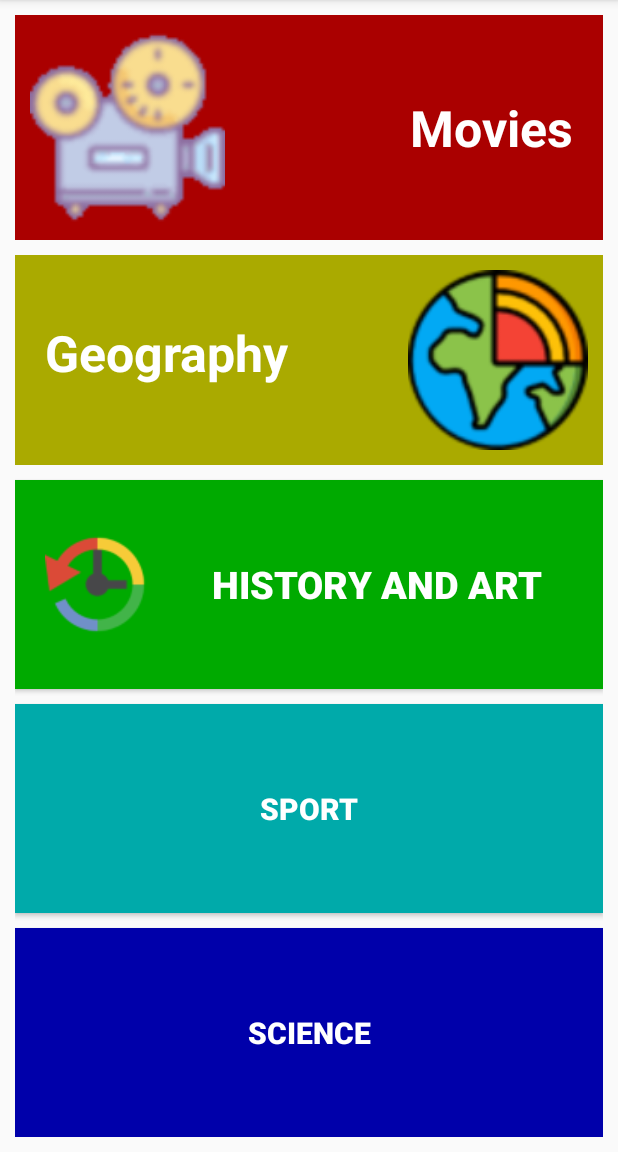
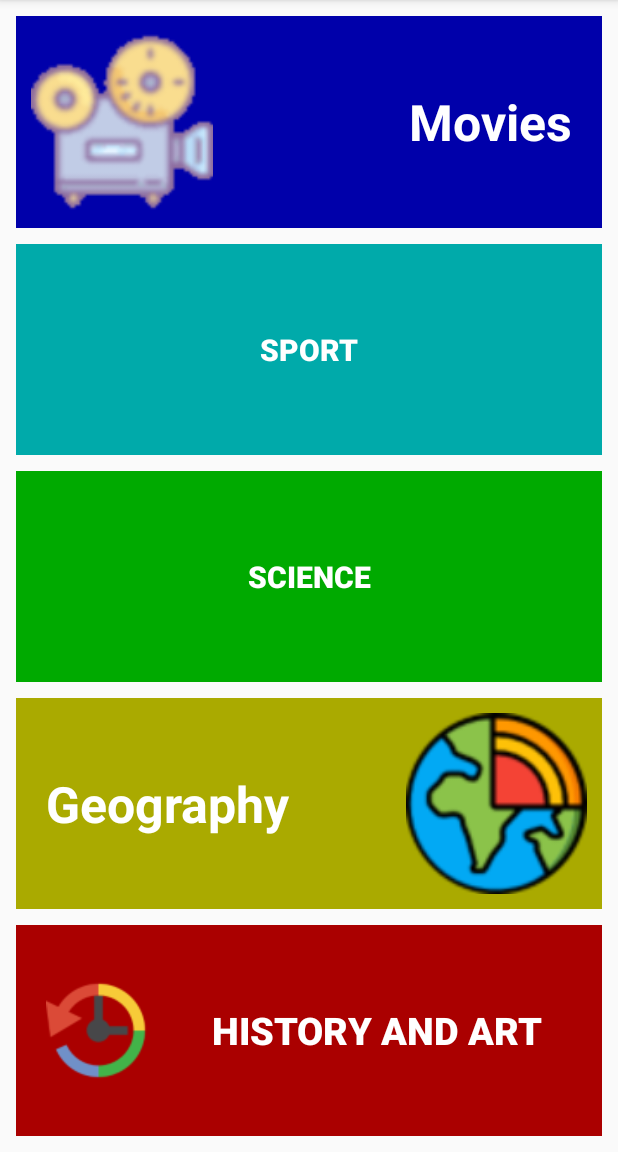
Before and after one commit to valental/AndroidQuiz, an Android app: the CategoryActivity screen opened directly, with no data from a screen before it, on a phone screen of 412 x 824 dp, the part 84-1236 px from its top. Run offline under Robolectric (Android 15) with nearby library versions, the phone set to English and light mode, and no system bars.

Commit message:
Added a land layout for CategoryActivity and refactored it's portrait layout.

```diff
--- /dev/null
+++ b/Quiz/app/src/main/res/layout-land/activity_category.xml
@@ -0,0 +1,150 @@
+<?xml version="1.0" encoding="utf-8"?>
+<LinearLayout xmlns:android="http://schemas.android.com/apk/res/android"
+    xmlns:app="http://schemas.android.com/apk/res-auto"
+    xmlns:tools="http://schemas.android.com/tools"
+    android:layout_width="match_parent"
+    android:layout_height="match_parent"
+    android:orientation="vertical"
+    tools:context=".CategoryActivity">
+
+    <LinearLayout
+        android:layout_width="match_parent"
+        android:layout_height="match_parent"
+        android:layout_margin="5dp"
+        android:orientation="vertical">
+
+        <LinearLayout
+            android:layout_width="match_parent"
+            android:layout_height="match_parent"
+            android:layout_weight="1"
+            android:orientation="horizontal">
+
+            <FrameLayout
+                android:layout_width="match_parent"
+                android:layout_height="match_parent"
+                android:layout_margin="5dp"
+                android:layout_weight="1">
+
+                <ImageButton
+                    android:id="@+id/filmButton"
+                    android:layout_width="fill_parent"
+                    android:layout_height="match_parent"
+                    android:layout_gravity="left"
+                    android:background="@color/moviesColor"
+                    android:onClick="FilmBtnClick"
+                    android:padding="10dp"
+                    android:scaleType="fitStart"
+                    android:src="@drawable/movies" />
+
+                <TextView
+                    android:layout_width="wrap_content"
+                    android:layout_height="wrap_content"
+                    android:layout_gravity="right|center"
+                    android:clickable="true"
+                    android:onClick="FilmBtnClick"
+                    android:paddingRight="20dp"
+                    android:text="@string/film"
+                    android:textAlignment="center"
+                    android:textColor="#FFF"
+                    android:textSize="33sp"
+                    android:textStyle="bold" />
+            </FrameLayout>
+
+            <FrameLayout
+                android:layout_width="match_parent"
+                android:layout_height="match_parent"
+                android:layout_margin="5dp"
+                android:layout_weight="1">
+
+                <Button
+                    android:id="@+id/sportButton"
+                    android:layout_width="match_parent"
+                    android:layout_height="match_parent"
+                    android:layout_gravity="center"
+                    android:background="@color/sportColor"
+                    android:onClick="SportBtnClick"
+                    android:text="@string/sport"
+                    android:textColor="#FFF"
+                    android:textSize="20sp"
+                    android:textStyle="bold" />
+            </FrameLayout>
+
+            <FrameLayout
+                android:layout_width="match_parent"
+                android:layout_height="match_parent"
+                android:layout_margin="5dp"
+                android:layout_weight="1">
+
+                <Button
+                    android:id="@+id/scienceButton"
+                    android:layout_width="match_parent"
+                    android:layout_height="match_parent"
+                    android:layout_gravity="center"
+                    android:background="@color/scienceColor"
+                    android:onClick="ScienceBtnClick"
+                    android:text="@string/science"
+                    android:textColor="#FFF"
+                    android:textSize="20sp"
+                    android:textStyle="bold" />
+            </FrameLayout>
+
+        </LinearLayout>
+
+        <LinearLayout
+            android:layout_width="match_parent"
+            android:layout_height="match_parent"
+            android:layout_weight="1"
+            android:orientation="horizontal">
+
+            <FrameLayout
+                android:layout_width="match_parent"
+                android:layout_height="match_parent"
+                android:layout_margin="5dp"
+                android:layout_weight="1">
+
+                <ImageButton
+                    android:id="@+id/geographyButton"
+                    android:layout_width="fill_parent"
+                    android:layout_height="match_parent"
+                    android:background="@color/geographyColor"
+                    android:onClick="GeographyBtnClick"
+                    android:padding="10dp"
+                    android:scaleType="fitEnd"
+                    android:src="@drawable/geography" />
+
+                <TextView
+                    android:layout_width="wrap_content"
+                    android:layout_height="wrap_content"
+                    android:layout_gravity="left|right|center"
+                    android:clickable="true"
+                    android:onClick="GeographyBtnClick"
+                    android:paddingLeft="20dp"
+                    android:text="@string/geography"
+                    android:textColor="#FFF"
+                    android:textSize="33sp"
+                    android:textStyle="bold" />
+            </FrameLayout>
+
+            <FrameLayout
+                android:layout_width="match_parent"
+                android:layout_height="match_parent"
+                android:layout_margin="5dp"
+                android:layout_weight="1">
+
+                <Button
+                    android:id="@+id/historyAndArtButton"
+                    android:layout_width="match_parent"
+                    android:layout_height="match_parent"
+                    android:layout_gravity="center"
+                    android:background="@color/historyAndArtColor"
+                    android:drawableLeft="@drawable/history"
+                    android:onClick="HistoryAndArtBtnClick"
+                    android:text="@string/historyAndArt"
+                    android:textColor="#FFF"
+                    android:textSize="25sp"
+                    android:textStyle="bold" />
+            </FrameLayout>
+        </LinearLayout>
+
+    </LinearLayout>
+</LinearLayout>
--- a/Quiz/app/src/main/res/layout/activity_category.xml
+++ b/Quiz/app/src/main/res/layout/activity_category.xml
@@ -10,13 +10,13 @@
     <LinearLayout
         android:layout_width="match_parent"
         android:layout_height="match_parent"
-        android:layout_margin="10dp"
+        android:layout_margin="5dp"
         android:orientation="vertical">
-
 
         <FrameLayout
             android:layout_width="match_parent"
             android:layout_height="match_parent"
+            android:layout_margin="5dp"
             android:layout_weight="1">
 
             <ImageButton
@@ -24,11 +24,11 @@
                 android:layout_width="fill_parent"
                 android:layout_height="match_parent"
                 android:layout_gravity="left"
-                android:background="#a00"
+                android:background="@color/moviesColor"
                 android:onClick="FilmBtnClick"
                 android:padding="10dp"
                 android:scaleType="fitStart"
-                android:src="@drawable/movies"/>
+                android:src="@drawable/movies" />
 
             <TextView
                 android:layout_width="wrap_content"
@@ -36,29 +36,67 @@
                 android:layout_gravity="right|center"
                 android:clickable="true"
                 android:onClick="FilmBtnClick"
+                android:paddingRight="20dp"
                 android:text="@string/film"
                 android:textAlignment="center"
-                android:paddingRight="20dp"
                 android:textColor="#FFF"
                 android:textSize="33sp"
-                android:textStyle="bold"/>
+                android:textStyle="bold" />
         </FrameLayout>
 
         <FrameLayout
             android:layout_width="match_parent"
             android:layout_height="match_parent"
+            android:layout_margin="5dp"
+            android:layout_weight="1">
+
+            <Button
+                android:id="@+id/sportButton"
+                android:layout_width="match_parent"
+                android:layout_height="match_parent"
+                android:layout_gravity="center"
+                android:background="@color/sportColor"
+                android:onClick="SportBtnClick"
+                android:text="@string/sport"
+                android:textColor="#FFF"
+                android:textSize="20sp"
+                android:textStyle="bold" />
+        </FrameLayout>
+
+        <FrameLayout
+            android:layout_width="match_parent"
+            android:layout_height="match_parent"
+            android:layout_margin="5dp"
+            android:layout_weight="1">
+
+        <Button
+            android:id="@+id/scienceButton"
+            android:layout_width="match_parent"
+            android:layout_height="match_parent"
+            android:layout_gravity="center"
+            android:background="@color/scienceColor"
+            android:onClick="ScienceBtnClick"
+            android:text="@string/science"
+            android:textColor="#FFF"
+            android:textSize="20sp"
+            android:textStyle="bold" />
+        </FrameLayout>
+
+        <FrameLayout
+            android:layout_width="match_parent"
+            android:layout_height="match_parent"
+            android:layout_margin="5dp"
             android:layout_weight="1">
 
             <ImageButton
                 android:id="@+id/geographyButton"
                 android:layout_width="fill_parent"
                 android:layout_height="match_parent"
-                android:layout_marginTop="10dp"
-                android:background="#aa0"
+                android:background="@color/geographyColor"
                 android:onClick="GeographyBtnClick"
                 android:padding="10dp"
                 android:scaleType="fitEnd"
-                android:src="@drawable/geography"/>
+                android:src="@drawable/geography" />
 
             <TextView
                 android:layout_width="wrap_content"
@@ -70,18 +108,21 @@
                 android:text="@string/geography"
                 android:textColor="#FFF"
                 android:textSize="33sp"
-                android:textStyle="bold"/>
+                android:textStyle="bold" />
         </FrameLayout>
 
+        <FrameLayout
+            android:layout_width="match_parent"
+            android:layout_height="match_parent"
+            android:layout_margin="5dp"
+            android:layout_weight="1">
 
             <Button
                 android:id="@+id/historyAndArtButton"
                 android:layout_width="match_parent"
                 android:layout_height="match_parent"
                 android:layout_gravity="center"
-            android:layout_marginTop="10dp"
-            android:layout_weight="1"
-            android:background="#0a0"
+                android:background="@color/historyAndArtColor"
                 android:drawableLeft="@drawable/history"
                 android:onClick="HistoryAndArtBtnClick"
                 android:paddingLeft="20dp"
@@ -89,34 +130,7 @@
                 android:textColor="#FFF"
                 android:textSize="25sp"
                 android:textStyle="bold" />
-
-        <Button
-            android:id="@+id/sportButton"
-            android:layout_width="match_parent"
-            android:layout_height="match_parent"
-            android:layout_gravity="center"
-            android:layout_marginTop="10dp"
-            android:layout_weight="1"
-            android:background="#0aa"
-            android:onClick="SportBtnClick"
-            android:text="@string/sport"
-            android:textColor="#FFF"
-            android:textSize="20sp"
-            android:textStyle="bold" />
-
-        <Button
-            android:id="@+id/scienceButton"
-            android:layout_width="match_parent"
-            android:layout_height="match_parent"
-            android:layout_gravity="center"
-            android:layout_marginTop="10dp"
-            android:layout_weight="1"
-            android:background="#00a"
-            android:onClick="ScienceBtnClick"
-            android:text="@string/science"
-            android:textColor="#FFF"
-            android:textSize="20sp"
-            android:textStyle="bold" />
+        </FrameLayout>
 
     </LinearLayout>
 </LinearLayout>
--- a/Quiz/app/src/main/res/values/colors.xml
+++ b/Quiz/app/src/main/res/values/colors.xml
@@ -12,6 +12,11 @@
     <color name="plainText">#FFE4E1</color>
     <color name="buttonColor1">#008080</color>
     <color name="buttonColor2">#483D8B</color>
+    <color name="moviesColor">#0000AA</color>
+    <color name="sportColor">#00AAAA</color>
+    <color name="scienceColor">#00AA00</color>
+    <color name="geographyColor">#AAAA00</color>
+    <color name="historyAndArtColor">#AA0000</color>
 
 
     <color name="White">#FFFFFF</color>
```
Lines whose indentation alone changed are shown as unchanged.
